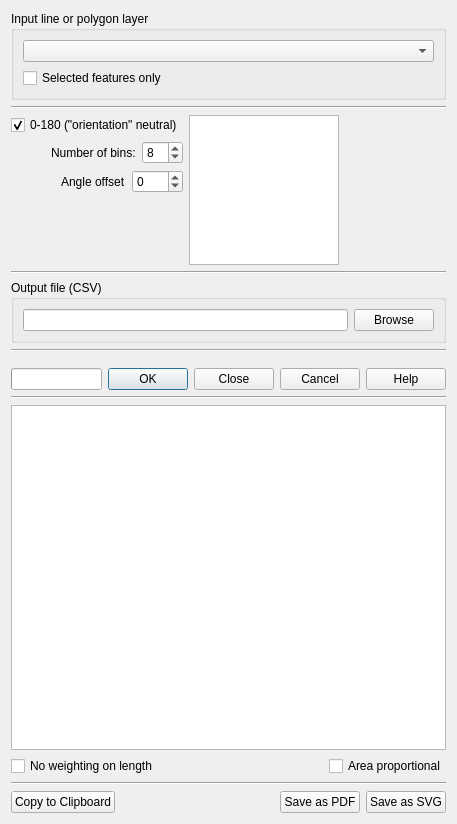
The window that linedirectionhistogram_dialog_base.ui (havatv/qgislinedirectionhistogramplugin) describes before a commit, drawn with Qt 5.
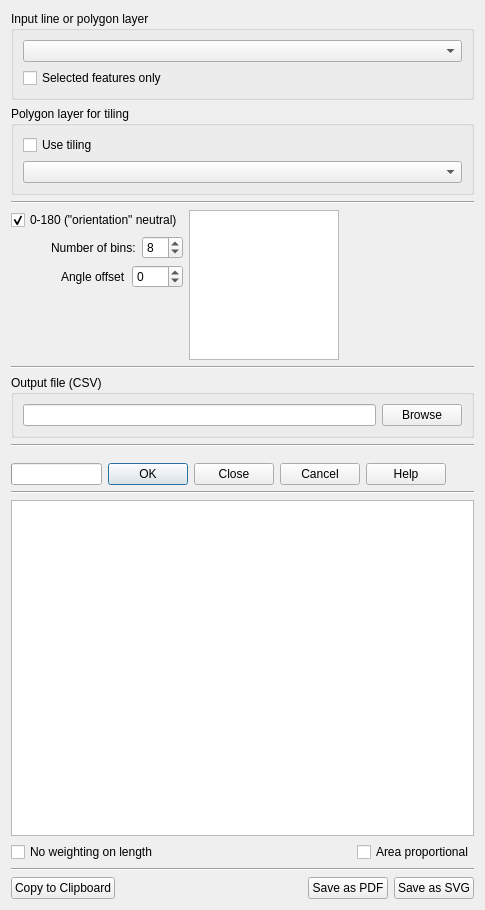
The same window after the commit.

What changed in the file:
```diff
--- a/linedirectionhistogram_dialog_base.ui
+++ b/linedirectionhistogram_dialog_base.ui
@@ -6,8 +6,8 @@
    <rect>
     <x>0</x>
     <y>0</y>
-    <width>411</width>
-    <height>824</height>
+    <width>485</width>
+    <height>910</height>
    </rect>
   </property>
   <property name="windowTitle">
@@ -33,6 +33,32 @@
      </layout>
     </widget>
    </item>
+   <item>
+    <widget class="QGroupBox" name="groupBox_3">
+     <property name="title">
+      <string>Polygon layer for tiling</string>
+     </property>
+     <layout class="QVBoxLayout" name="verticalLayout_4">
+      <item>
+       <widget class="QCheckBox" name="useTilingCheckBox">
+        <property name="toolTip">
+         <string>Whan using tiling, a Rose diagram is generated for each polygon, and added to an output layer</string>
+        </property>
+        <property name="text">
+         <string>Use tiling</string>
+        </property>
+       </widget>
+      </item>
+      <item>
+       <widget class="QComboBox" name="TilingLayer">
+        <property name="toolTip">
+         <string>The polygon layer to use for tiling</string>
+        </property>
+       </widget>
+      </item>
+     </layout>
+    </widget>
+   </item>
    <item>
     <widget class="Line" name="line">
      <property name="orientation">
@@ -163,7 +189,7 @@
           <enum>Qt::Vertical</enum>
          </property>
          <property name="sizeType">
-          <enum>QSizePolicy::MinimumExpanding</enum>
+          <enum>QSizePolicy::Expanding</enum>
          </property>
          <property name="sizeHint" stdset="0">
           <size>
@@ -276,7 +302,7 @@
       <enum>Qt::Vertical</enum>
      </property>
      <property name="sizeType">
-      <enum>QSizePolicy::MinimumExpanding</enum>
+      <enum>QSizePolicy::Fixed</enum>
      </property>
      <property name="sizeHint" stdset="0">
       <size>
```
